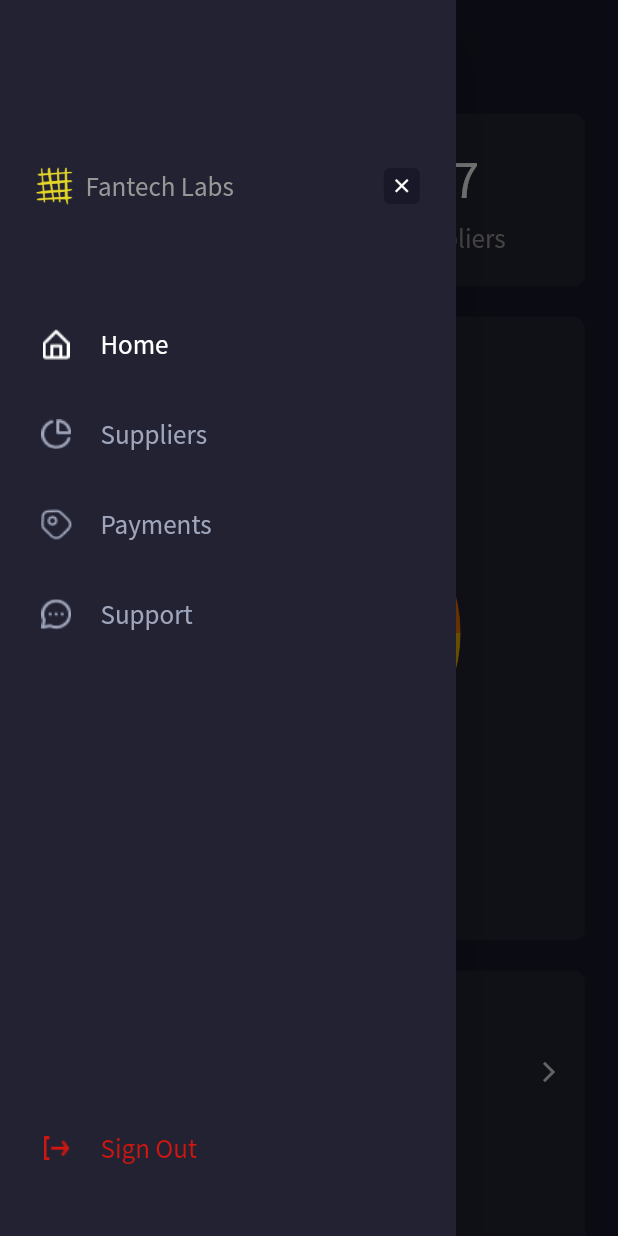
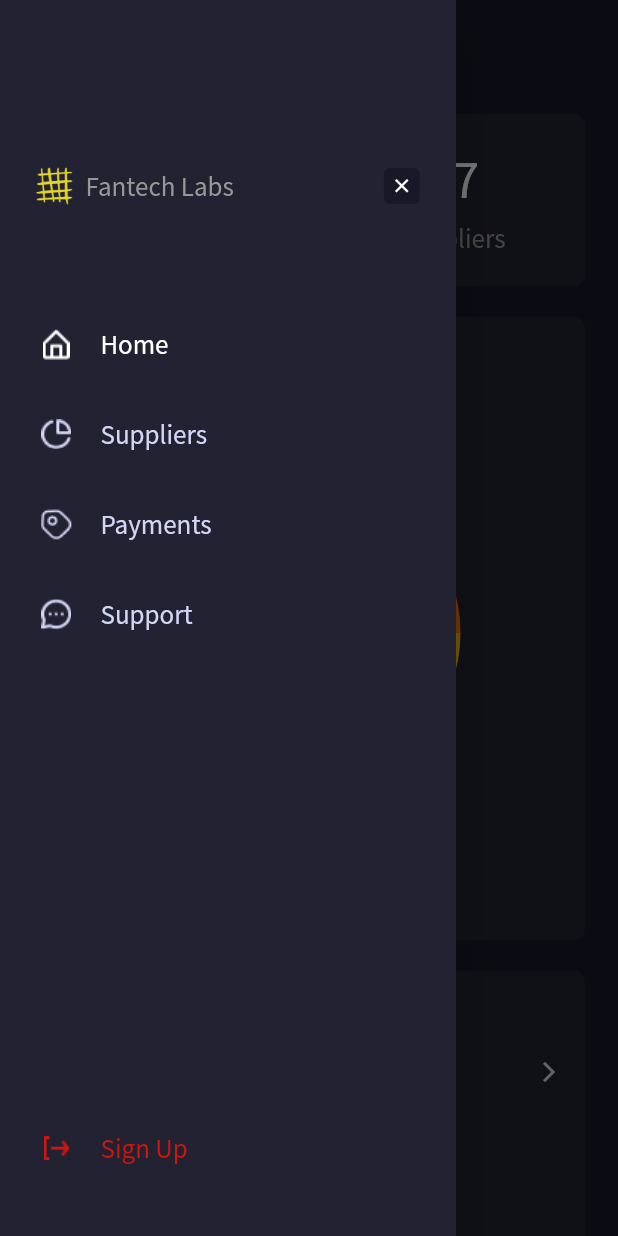
Before and after one commit to mazhar964/ethnicity, a Flutter app: the CompanyHmeScreen screen opened directly, with the side drawer open, on a phone screen of 412 x 824 dp. Run offline on Flutter 3.47's test engine with Material 2 defaults, Android fonts, the phone set to English and light mode, and no system bars; drawn by our look-alikes of fl_chart; our stand-ins replace flutter_svg, get, image_picker; missing offline and left inert: image_picker_for_web; project files that could hold a hidden picture were left out.

Commit message:
working on string

```diff
--- a/lib/drawer/company_home_screen.dart
+++ b/lib/drawer/company_home_screen.dart
@@ -1,4 +1,6 @@
 import 'package:ethnicity/drawer/payment/payment.dart';
+import 'package:ethnicity/strings/color_string.dart';
+import 'package:ethnicity/strings/text_string.dart';
 
 import 'package:flutter/material.dart';
 
@@ -53,14 +55,9 @@ class _CompanyHmeScreenState extends State<CompanyHmeScreen> {
                     Container(
                         height: 30,
                         width: 26,
-                        decoration: const BoxDecoration(
-                            //  color: const Color(0xff222232),
-
-                            //  borderRadius: BorderRadius.circular(12),
-
-                            ),
+                        decoration: const BoxDecoration(),
                         child: Image.asset(
-                          'assets/images/fanlogo.png',
+                          TextString.fanlogo,
                           height: 30,
                           width: 26,
                         )),
@@ -99,7 +96,6 @@ class _CompanyHmeScreenState extends State<CompanyHmeScreen> {
                   ],
                 ),
               ),
-
               const SizedBox(height: 77),
               DrawerRowWidget(
                 onTap: () {
@@ -108,14 +104,12 @@ class _CompanyHmeScreenState extends State<CompanyHmeScreen> {
                   });
                   companyScaffoldKey.currentState!.openEndDrawer();
                 },
-                // iconData: Icons.home_outlined,
-                // iconColor: Colors.white,
-
-                imageUrl: 'assets/images/home.png',
-                imgColor: selectedindex == 0 ? Colors.white : Color(0xff9FA5BB),
-                title: 'Home',
+                imageUrl: TextString.homelogo,
+                imgColor:
+                    selectedindex == 0 ? Colors.white : ColorString.lightWhite,
+                title: TextString.home,
                 textColor:
-                    selectedindex == 0 ? Colors.white : Color(0xff9FA5BB),
+                    selectedindex == 0 ? Colors.white : ColorString.lightWhite,
               ),
               const SizedBox(height: 33),
               DrawerRowWidget(
@@ -125,13 +119,13 @@ class _CompanyHmeScreenState extends State<CompanyHmeScreen> {
                   });
                   companyScaffoldKey.currentState!.openEndDrawer();
                 },
-                title: 'Suppliers ',
-                imageUrl: 'assets/images/supply.png',
-                imgColor: selectedindex == 1 ? Colors.white : Color(0xff9FA5BB),
+                title: TextString.suppliers,
+                imageUrl: TextString.supplyLogo,
+                imgColor:
+                    selectedindex == 1 ? Colors.white : ColorString.lightWhite,
                 textColor:
-                    selectedindex == 1 ? Colors.white : Color(0xff9FA5BB),
+                    selectedindex == 1 ? Colors.white : ColorString.lightWhite,
               ),
-
               const SizedBox(height: 33),
               DrawerRowWidget(
                 onTap: () {
@@ -140,37 +134,36 @@ class _CompanyHmeScreenState extends State<CompanyHmeScreen> {
                   });
                   companyScaffoldKey.currentState!.openEndDrawer();
                 },
-                imageUrl: 'assets/images/payment.png',
-                imgColor: selectedindex == 2 ? Colors.white : Color(0xff9FA5BB),
+                imageUrl: TextString.paymentLogo,
+                imgColor:
+                    selectedindex == 2 ? Colors.white : ColorString.lightWhite,
                 textColor:
-                    selectedindex == 2 ? Colors.white : Color(0xff9FA5BB),
-                title: 'Payments',
+                    selectedindex == 2 ? Colors.white : ColorString.lightWhite,
+                title: TextString.payments,
               ),
-
               const SizedBox(height: 33),
               DrawerRowWidget(
                 onTap: () {
                   companyScaffoldKey.currentState!.openEndDrawer();
                 },
-                imageUrl: 'assets/images/support.png',
-                imgColor: selectedindex == 3 ? Colors.white : Color(0xff9FA5BB),
-                title: 'Support',
+                imageUrl: TextString.supportLogo,
+                imgColor:
+                    selectedindex == 3 ? Colors.white : ColorString.lightWhite,
+                title: TextString.support,
                 textColor:
-                    selectedindex == 3 ? Colors.white : Color(0xff9FA5BB),
+                    selectedindex == 3 ? Colors.white : ColorString.lightWhite,
               ),
               const Spacer(),
-
               DrawerRowWidget(
                 onTap: () {
                   companyScaffoldKey.currentState!.openEndDrawer();
                 },
-                imageUrl: 'assets/images/signout.png',
-                title: 'Sign Out',
-                textColor: const Color(0xffD1160F),
-                imgColor: const Color(0xffD1160F),
+                imageUrl: TextString.signoutLogo,
+                title: TextString.signUp,
+                textColor: ColorString.extraRed,
+                imgColor: ColorString.extraRed,
               ),
               const SizedBox(height: 45),
-              // const SizedBox(height: 50),
             ],
           ),
         ),
--- a/lib/drawer/drawer_page_body.dart
+++ b/lib/drawer/drawer_page_body.dart
@@ -1,7 +1,10 @@
+import 'package:ethnicity/strings/color_string.dart';
 import 'package:ethnicity/strings/string.dart';
 import 'package:fl_chart/fl_chart.dart';
 import 'package:flutter/material.dart';
 
+import '../strings/font_string.dart';
+import '../strings/text_string.dart';
 import '../widget/individual_widget.dart';
 import 'company_home_screen.dart';
 
@@ -75,7 +78,7 @@ class _CustomDrawerPageContentState extends State<CustomDrawerPageContent> {
               const SizedBox(height: 20),
               Container(
                 decoration: BoxDecoration(
-                  color: const Color(0xff222232),
+                  color: ColorString.bluelight,
                   borderRadius: BorderRadius.circular(8),
                 ),
                 child: Padding(
@@ -88,7 +91,7 @@ class _CustomDrawerPageContentState extends State<CustomDrawerPageContent> {
                           "Ethnicity stats",
                           style: TextStyle(
                             fontSize: 16,
-                            color: Color(0xffFFFFFF),
+                            color: Colors.white,
                             fontFamily: ibmPlexRegular,
                           ),
                         ),
@@ -106,8 +109,8 @@ class _CustomDrawerPageContentState extends State<CustomDrawerPageContent> {
                             const Text(
                               "Fantech Labs",
                               style: TextStyle(
-                                  color: Color(0xff979797),
-                                  fontFamily: sourceSansRegular,
+                                  color: ColorString.thinlightgray,
+                                  fontFamily: Fonts.sourceSansRegular,
                                   fontWeight: FontWeight.w400,
                                   fontSize: 14),
                             ),
@@ -137,7 +140,7 @@ class _CustomDrawerPageContentState extends State<CustomDrawerPageContent> {
                             Container(
                               decoration: BoxDecoration(
                                 borderRadius: BorderRadius.circular(6),
-                                color: const Color(0xffFBBB00),
+                                color: ColorString.lightYellow,
                               ),
                               height: 4,
                               width: 18,
@@ -146,15 +149,15 @@ class _CustomDrawerPageContentState extends State<CustomDrawerPageContent> {
                             const Text(
                               'White & Asians',
                               style: TextStyle(
-                                color: Color(0xff979797),
-                                fontFamily: sourceSansRegular,
+                                color: ColorString.thinlightgray,
+                                fontFamily: Fonts.ibmPlexRegular,
                               ),
                             ),
                             const SizedBox(width: 30),
                             Container(
                               decoration: BoxDecoration(
                                 borderRadius: BorderRadius.circular(6),
-                                color: const Color(0xffFA7700),
+                                color: ColorString.highYellow,
                               ),
                               height: 4,
                               width: 18,
@@ -163,8 +166,8 @@ class _CustomDrawerPageContentState extends State<CustomDrawerPageContent> {
                             const Text(
                               'Pakistani',
                               style: TextStyle(
-                                color: Color(0xff979797),
-                                fontFamily: sourceSansRegular,
+                                color: ColorString.thinlightgray,
+                                fontFamily: Fonts.sourceSansRegular,
                               ),
                             ),
                           ],
@@ -175,7 +178,7 @@ class _CustomDrawerPageContentState extends State<CustomDrawerPageContent> {
                             Container(
                               decoration: BoxDecoration(
                                 borderRadius: BorderRadius.circular(6),
-                                color: const Color(0xff977000),
+                                color: ColorString.highYellow,
                               ),
                               height: 4,
                               width: 18,
@@ -184,15 +187,15 @@ class _CustomDrawerPageContentState extends State<CustomDrawerPageContent> {
                             const Text(
                               'White Scottish',
                               style: TextStyle(
-                                color: Color(0xff979797),
-                                fontFamily: sourceSansRegular,
+                                color: ColorString.thinlightgray,
+                                fontFamily: Fonts.sourceSansRegular,
                               ),
                             ),
                             const SizedBox(width: 30),
                             Container(
                               decoration: BoxDecoration(
                                 borderRadius: BorderRadius.circular(6),
-                                color: const Color(0xffF85F6A),
+                                color: ColorString.buttonColor,
                               ),
                               height: 4,
                               width: 18,
@@ -201,8 +204,8 @@ class _CustomDrawerPageContentState extends State<CustomDrawerPageContent> {
                             const Text(
                               'Black Caribbean',
                               style: TextStyle(
-                                color: Color(0xff979797),
-                                fontFamily: sourceSansRegular,
+                                color: ColorString.thinlightgray,
+                                fontFamily: Fonts.sourceSansRegular,
                               ),
                             ),
                           ],
@@ -213,7 +216,7 @@ class _CustomDrawerPageContentState extends State<CustomDrawerPageContent> {
               const SizedBox(height: 20),
               Container(
                 decoration: BoxDecoration(
-                  color: const Color(0xff222232),
+                  color: ColorString.bluelight,
                   borderRadius: BorderRadius.circular(8),
                 ),
                 child: Padding(
@@ -223,11 +226,11 @@ class _CustomDrawerPageContentState extends State<CustomDrawerPageContent> {
                       crossAxisAlignment: CrossAxisAlignment.start,
                       children: [
                         const Text(
-                          "Employees level of seniority ",
+                          TextString.levelSeniority,
                           style: TextStyle(
                             fontSize: 16,
-                            color: Color(0xffFFFFFF),
-                            fontFamily: ibmPlexRegular,
+                            color: Colors.white,
+                            fontFamily: Fonts.ibmPlexRegular,
                           ),
                         ),
                         const SizedBox(height: 19),
@@ -236,19 +239,19 @@ class _CustomDrawerPageContentState extends State<CustomDrawerPageContent> {
                           children: [
                             Icon(
                               Icons.arrow_back_ios_outlined,
-                              color: const Color(0xffFFFFFF).withOpacity(0.83),
+                              color: Colors.white.withOpacity(0.83),
                               size: 16,
                             ),
                             const Text(
-                              "Directors",
+                              TextString.directors,
                               style: TextStyle(
-                                  color: Color(0xffFFFFFF),
-                                  fontFamily: sourceSansSemiBold,
+                                  color: Colors.white,
+                                  fontFamily: Fonts.sourceSansSemiBold,
                                   fontSize: 18),
                             ),
                             Icon(
                               Icons.arrow_forward_ios_outlined,
-                              color: const Color(0xffFFFFFF).withOpacity(0.83),
+                              color: Colors.white.withOpacity(0.83),
                               size: 16,
                             ),
                           ],
@@ -275,7 +278,7 @@ class _CustomDrawerPageContentState extends State<CustomDrawerPageContent> {
                             Container(
                               decoration: BoxDecoration(
                                 borderRadius: BorderRadius.circular(6),
-                                color: const Color(0xffFBBB00),
+                                color: ColorString.lightYellow,
                               ),
                               height: 4,
                               width: 18,
@@ -284,15 +287,15 @@ class _CustomDrawerPageContentState extends State<CustomDrawerPageContent> {
                             const Text(
                               'White & Asians',
                               style: TextStyle(
-                                color: Color(0xff979797),
-                                fontFamily: sourceSansRegular,
+                                color: ColorString.thinlightgray,
+                                fontFamily: Fonts.sourceSansRegular,
                               ),
                             ),
                             const SizedBox(width: 30),
                             Container(
                               decoration: BoxDecoration(
                                 borderRadius: BorderRadius.circular(6),
-                                color: const Color(0xffFA7700),
+                                color: ColorString.highYellow,
                               ),
                               height: 4,
                               width: 18,
@@ -301,7 +304,7 @@ class _CustomDrawerPageContentState extends State<CustomDrawerPageContent> {
                             const Text(
                               'Pakistani',
                               style: TextStyle(
-                                color: Color(0xff979797),
+                                color: ColorString.thinlightgray,
                                 fontFamily: sourceSansRegular,
                               ),
                             ),
@@ -313,7 +316,7 @@ class _CustomDrawerPageContentState extends State<CustomDrawerPageContent> {
                             Container(
                               decoration: BoxDecoration(
                                 borderRadius: BorderRadius.circular(6),
-                                color: const Color(0xff977000),
+                                color: ColorString.extraYellow,
                               ),
                               height: 4,
                               width: 18,
@@ -322,7 +325,7 @@ class _CustomDrawerPageContentState extends State<CustomDrawerPageContent> {
                             const Text(
                               'White Scottish',
                               style: TextStyle(
-                                color: Color(0xff979797),
+                                color: ColorString.thinlightgray,
                                 fontFamily: sourceSansRegular,
                               ),
                             ),
@@ -330,7 +333,7 @@ class _CustomDrawerPageContentState extends State<CustomDrawerPageContent> {
                             Container(
                               decoration: BoxDecoration(
                                 borderRadius: BorderRadius.circular(6),
-                                color: const Color(0xffF85F6A),
+                                color: ColorString.buttonColor,
                               ),
                               height: 4,
                               width: 18,
@@ -339,8 +342,8 @@ class _CustomDrawerPageContentState extends State<CustomDrawerPageContent> {
                             const Text(
                               'Black Caribbean',
                               style: TextStyle(
-                                color: Color(0xff979797),
-                                fontFamily: sourceSansRegular,
+                                color: ColorString.thinlightgray,
+                                fontFamily: Fonts.sourceSansRegular,
                               ),
                             ),
                           ],
@@ -364,8 +367,8 @@ class _CustomDrawerPageContentState extends State<CustomDrawerPageContent> {
                           "Ethnicity stats",
                           style: TextStyle(
                             fontSize: 16,
-                            color: Color(0xffFFFFFF),
-                            fontFamily: ibmPlexRegular,
+                            color: Colors.white,
+                            fontFamily: Fonts.ibmPlexRegular,
                           ),
                         ),
                         const SizedBox(height: 4),
@@ -382,8 +385,8 @@ class _CustomDrawerPageContentState extends State<CustomDrawerPageContent> {
                             const Text(
                               "Fantech Labs",
                               style: TextStyle(
-                                  color: Color(0xff979797),
-                                  fontFamily: sourceSansRegular,
+                                  color: ColorString.thinlightgray,
+                                  fontFamily: Fonts.sourceSansRegular,
                                   fontWeight: FontWeight.w400,
                                   fontSize: 14),
                             ),
@@ -449,48 +452,48 @@ class _CustomDrawerPageContentState extends State<CustomDrawerPageContent> {
       switch (i) {
         case 0:
           return PieChartSectionData(
-              color: const Color(0xffFBBB00),
+              color: ColorString.lightYellow,
               value: 72,
               title: '70%',
               radius: radius,
               titleStyle: const TextStyle(
                 fontSize: fontSize,
-                fontFamily: sourceSansRegular,
-                color: Color(0xffffffff),
+                fontFamily: Fonts.sourceSansRegular,
+                color: Colors.white,
               ));
         case 1:
           return PieChartSectionData(
-              color: const Color(0xffF85F6A),
+              color: ColorString.buttonColor,
               value: 15,
               title: '10%',
               radius: radius,
               titleStyle: const TextStyle(
                 fontSize: fontSize,
                 fontWeight: FontWeight.bold,
-                color: Color(0xffffffff),
+                color: Colors.white,
               ));
         case 2:
           return PieChartSectionData(
-            color: const Color(0xff977000),
+            color: ColorString.extraYellow,
             value: 15,
             title: '10%',
             radius: radius,
             titleStyle: const TextStyle(
               fontSize: fontSize,
               fontWeight: FontWeight.bold,
-              color: Color(0xffffffff),
+              color: Colors.white,
             ),
           );
         case 3:
           return PieChartSectionData(
-            color: const Color(0xffFA7700),
+            color: ColorString.highYellow,
             value: 15,
             title: '10%',
             radius: radius,
             titleStyle: const TextStyle(
               fontSize: fontSize,
               fontWeight: FontWeight.bold,
-              color: Color(0xffffffff),
+              color: Colors.white,
             ),
           );
         default:
@@ -518,9 +521,9 @@ class BarChatTile extends StatelessWidget {
           child: LinearProgressIndicator(
             minHeight: 35,
             value: value,
-            backgroundColor: const Color(0xffF85F6A).withOpacity(0.10),
+            backgroundColor: ColorString.buttonColor.withOpacity(0.10),
             valueColor: const AlwaysStoppedAnimation<Color>(
-              Color(0xffF85F6A),
+              ColorString.buttonColor,
             ),
           ),
         ),
@@ -529,7 +532,7 @@ class BarChatTile extends StatelessWidget {
           child: Text(
             text,
             style: const TextStyle(
-                color: Color(0xffFFFFFF),
+                color: Colors.white,
                 fontFamily: sourceSansRegular,
                 fontWeight: FontWeight.w400,
                 fontSize: 14),
--- a/lib/strings/color_string.dart
+++ b/lib/strings/color_string.dart
@@ -12,6 +12,13 @@ class ColorString {
   static const Color skyblue = Color(0xff0A66C2);
   static const Color lightWhite = Color(0xffD4D6F6);
   //set logo color
+  static const Color thinlightgray = Color(0xff979797);
+  static const Color lightWhitr = Color(0xff9FA5BB);
+  static const Color extraRed = Color(0xffD1160F);
+  static const Color lightYellow = Color(0xffFBBB00);
+  static const Color highYellow = Color(0xffFA7700);
+  static const Color extraYellow = Color(0xff977000);
+
 
 
 
--- a/lib/strings/text_string.dart
+++ b/lib/strings/text_string.dart
@@ -9,9 +9,9 @@ class TextString {
   static const String welcomeImage = "assets/images/Group.png";
   static const String email = 'assets/images/message.svg';
   static const String emailText = 'Email';
-  static const String passwordFieldImg = 'assets/images/message.svg';
+  static const String passwordFieldImg = 'assets/images/password.svg';
   static const String passwordText = 'Password';
-  static const String eyeFieldImg = 'assets/images/message.svg';
+  static const String eyeFieldImg = 'assets/images/Hide.svg';
   static const String forgotPassword = 'Forgot Password?';
   static const String socialProfiles = 'or use one of your social profiles';
   static const String appleSign = "Sign in with Apple";
@@ -32,9 +32,27 @@ class TextString {
   static const String setCompnyLogo = "Attach your\ncompany logo?";
   static const String editImage = 'assets/images/Edit.png';
   //no of employee screens
- static const String noOfEmployees ="How many employees does\nyour company have?";
- static const String totalCount ='Give a total count';
+  static const String noOfEmployees =
+      "How many employees does\nyour company have?";
+  static const String totalCount = 'Give a total count';
+  //fill gender information
+  static const String genderInformation = "Fill in gender information";
+  static const String countBelow = "Give count below";
+  // compny home screens
+  static const String fanlogo = 'assets/images/fanlogo.png';
+  static const String homelogo = 'assets/images/home.png';
+  static const String homeText = 'assets/images/home.png';
+  static const String home = 'Home';
+  static const String supplyLogo = 'assets/images/supply.png';
 
+  static const String suppliers = 'Suppliers ';
+  static const String paymentLogo = 'assets/images/payment.png';
+  static const String payments = 'Payments';
+  static const String supportLogo = 'assets/images/support.png';
+  static const String support = 'Support';
+  static const String signoutLogo = 'assets/images/signout.png';
 
-
+  //drawer home String
+  static const String levelSeniority = "Employees level of seniority ";
+  static const String directors = "Directors";
 }
```
Also changed, not shown: lib/creat_profile_creens/gender_information.dart (+19 -30 lines), lib/drawer/drawer.dart (+22 -22 lines), lib/drawer/drawer_content.dart (+127 -127 lines), 2 other files.
